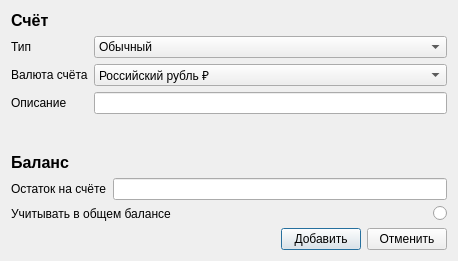
Above: design_menu_crt_new_acc.ui from white0nyx/MoneyTrack before the change. Below: the same form after it.
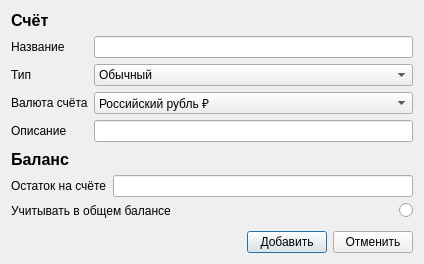
That is the form after the change.

Commit message: Fixed menu_crt_new_acc. Added the ability to specify the account name.

The edit to the form file:
```diff
--- a/design_menu_crt_new_acc.ui
+++ b/design_menu_crt_new_acc.ui
@@ -9,18 +9,30 @@
    <rect>
     <x>0</x>
     <y>0</y>
-    <width>458</width>
-    <height>261</height>
+    <width>424</width>
+    <height>264</height>
    </rect>
   </property>
+  <property name="font">
+   <font>
+    <weight>50</weight>
+    <bold>false</bold>
+    <kerning>true</kerning>
+   </font>
+  </property>
   <property name="windowTitle">
    <string>Новый счёт</string>
   </property>
-  <layout class="QGridLayout" name="gridLayout">
-   <item row="0" column="0">
-    <layout class="QVBoxLayout" name="all_menu">
-     <item>
-      <layout class="QVBoxLayout" name="layout_account">
+  <property name="toolTip">
+   <string/>
+  </property>
+  <property name="statusTip">
+   <string/>
+  </property>
+  <property name="accessibleName">
+   <string/>
+  </property>
+  <layout class="QVBoxLayout" name="verticalLayout">
        <item>
         <widget class="QLabel" name="menu_title_account">
          <property name="font">
@@ -39,32 +51,25 @@
         </widget>
        </item>
        <item>
-        <layout class="QFormLayout" name="info_account">
+    <layout class="QFormLayout" name="formLayout">
          <item row="0" column="0">
+      <widget class="QLabel" name="label">
+       <property name="text">
+        <string>Название</string>
+       </property>
+      </widget>
+     </item>
+     <item row="0" column="1">
+      <widget class="QLineEdit" name="lineEdit"/>
+     </item>
+     <item row="1" column="0">
           <widget class="QLabel" name="label_type">
            <property name="text">
             <string>Тип</string>
            </property>
           </widget>
          </item>
-         <item row="1" column="0">
-          <widget class="QLabel" name="label_currency">
-           <property name="text">
-            <string>Валюта счёта</string>
-           </property>
-          </widget>
-         </item>
-         <item row="2" column="0">
-          <widget class="QLabel" name="label_description">
-           <property name="text">
-            <string>Описание</string>
-           </property>
-          </widget>
-         </item>
-         <item row="2" column="1">
-          <widget class="QLineEdit" name="line_description"/>
-         </item>
-         <item row="0" column="1">
+     <item row="1" column="1">
           <widget class="QComboBox" name="type_selection">
            <item>
             <property name="text">
@@ -78,7 +83,14 @@
            </item>
           </widget>
          </item>
-         <item row="1" column="1">
+     <item row="2" column="0">
+      <widget class="QLabel" name="label_currency">
+       <property name="text">
+        <string>Валюта счёта</string>
+       </property>
+      </widget>
+     </item>
+     <item row="2" column="1">
           <widget class="QComboBox" name="currency_selection">
            <item>
             <property name="text">
@@ -97,7 +109,15 @@
            </item>
           </widget>
          </item>
-        </layout>
+     <item row="3" column="0">
+      <widget class="QLabel" name="label_description">
+       <property name="text">
+        <string>Описание</string>
+       </property>
+      </widget>
+     </item>
+     <item row="3" column="1">
+      <widget class="QLineEdit" name="line_description"/>
        </item>
       </layout>
      </item>
@@ -109,7 +129,7 @@
        <property name="sizeHint" stdset="0">
         <size>
          <width>20</width>
-         <height>40</height>
+       <height>0</height>
         </size>
        </property>
       </spacer>
@@ -171,9 +191,7 @@
        </item>
       </layout>
      </item>
-    </layout>
-   </item>
-   <item row="1" column="0">
+   <item>
     <spacer name="verticalSpacer_2">
      <property name="orientation">
       <enum>Qt::Vertical</enum>
@@ -186,7 +204,7 @@
      </property>
     </spacer>
    </item>
-   <item row="2" column="0">
+   <item>
     <layout class="QHBoxLayout" name="h_layout_for_buttons">
      <item>
       <spacer name="h_spacer_add_cancel_1">
```
Lines whose indentation alone changed are shown as unchanged. The commit also changes 2 other files.
